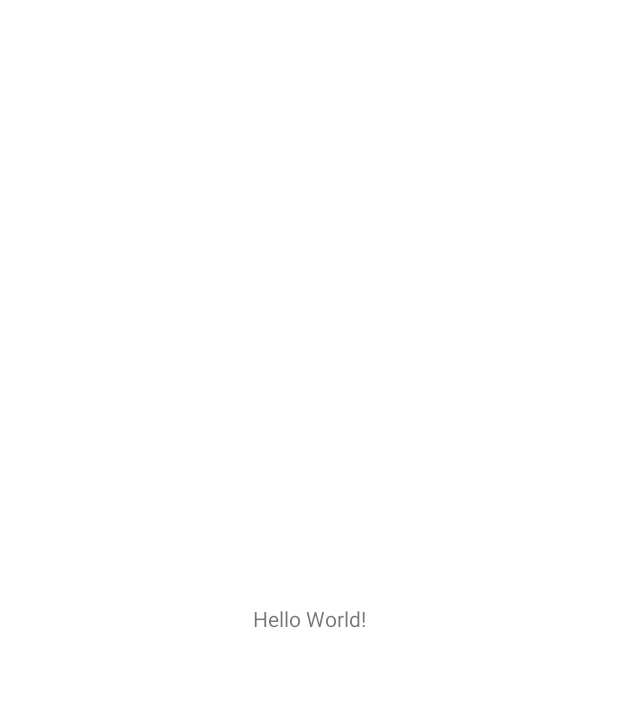
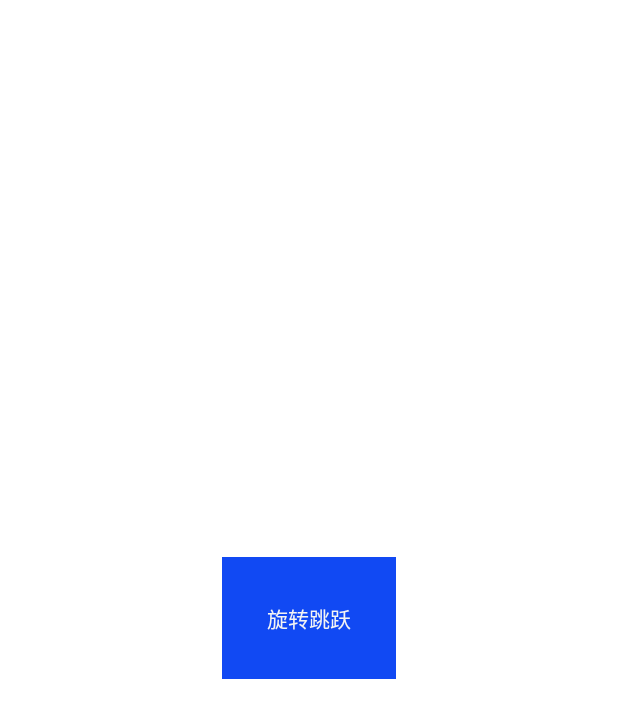
Before and after one commit to GoldMan220/AnimationManager, an Android app: the screen it shows after launch (MainActivity), on a phone screen of 412 x 824 dp. Before the commit the part shown is almost empty. Shown: the top 718 px of the screen. Run offline under Robolectric (Android 15) with nearby library versions, the phone set to English and light mode, and no system bars.

Commit message:
feature: add chained invoking for animationManage

```diff
--- a/AnimationManage/build.gradle
+++ b/AnimationManage/build.gradle
@@ -34,4 +34,5 @@ dependencies {
     testImplementation 'junit:junit:4.+'
     androidTestImplementation 'androidx.test.ext:junit:1.1.2'
     androidTestImplementation 'androidx.test.espresso:espresso-core:3.3.0'
+
 }
--- a/AnimationManage/src/main/java/phc/com/animationmanage/AnimationManage.java
+++ b/AnimationManage/src/main/java/phc/com/animationmanage/AnimationManage.java
@@ -2,12 +2,14 @@ package phc.com.animationmanage;
 
 import android.animation.AnimatorSet;
 import android.animation.ObjectAnimator;
+import android.os.Build;
 import android.view.View;
+import android.view.animation.AnimationSet;
 
 public class AnimationManage {
 
     /**自定义动画*/
-    public static void setCustomAnimator(View view, float[] translationX, float[] translationY, float[] scaleX, float[] scaleY, float[] alpha, float[] rotation, long during, int loop) {
+    public void setCustomAnimator(View view, float[] translationX, float[] translationY, float[] scaleX, float[] scaleY, float[] alpha, float[] rotation, long during, int loop) {
         ObjectAnimator tX = ObjectAnimator.ofFloat(view, "translationX", translationX);
         tX.setRepeatCount(loop);
         ObjectAnimator tY = ObjectAnimator.ofFloat(view, "translationY", translationY);
@@ -25,4 +27,80 @@ public class AnimationManage {
         animatorSet.setDuration(during);
         animatorSet.start();
     }
+
+    /**
+     * 链式调用
+     */
+    public static class Builder{
+        AnimatorSet animatorSet=new AnimatorSet();
+        AnimatorSet.Builder builder;   //动画构造器
+        View view;
+        int loop=0;
+        //构造函数  控制的组件，循环次数，播放一次的时间
+        public Builder(View view,int loop,long duringTime){
+            animatorSet.setDuration(duringTime);
+            this.view=view;
+            this.loop=loop;
+        }
+        //X轴平移
+        public Builder setTranslationX( float[] translationX){
+            ObjectAnimator tX = ObjectAnimator.ofFloat(view, "translationX", translationX);
+            tX.setRepeatCount(loop);
+            if(builder==null){   //判读是否第一个调用
+                builder=animatorSet.play(tX);
+            }else builder.with(tX);
+            return this;
+        }
+        //Y轴平移
+        public Builder setTranslationY( float[] translationY){
+            ObjectAnimator tY = ObjectAnimator.ofFloat(view, "translationY", translationY);
+            tY.setRepeatCount(loop);
+            if(builder==null){   //判读是否第一个调用
+                builder=animatorSet.play(tY);
+            }else builder.with(tY);
+            return this;
+        }
+        //X轴缩放
+        public Builder setScaleX(float[] scaleX){
+            ObjectAnimator sX=ObjectAnimator.ofFloat(view,"scaleX",scaleX);
+            sX.setRepeatCount(loop);
+            if(builder==null){   //判读是否第一个调用
+                builder=animatorSet.play(sX);
+            }else builder.with(sX);
+            return this;
+        }
+        //Y轴缩放
+        public Builder setScaleY(float[] scaleY){
+            ObjectAnimator sY=ObjectAnimator.ofFloat(view,"scaleY",scaleY);
+            sY.setRepeatCount(loop);
+            if(builder==null){   //判读是否第一个调用
+                builder=animatorSet.play(sY);
+            }else builder.with(sY);
+            return this;
+        }
+        //透明度
+        public Builder setAlpha(float[] alpha){
+            ObjectAnimator aP=ObjectAnimator.ofFloat(view,"alpha",alpha);
+            aP.setRepeatCount(loop);
+            if(builder==null){   //判读是否第一个调用
+                builder=animatorSet.play(aP);
+            }else builder.with(aP);
+            return this;
+        }
+        //角度
+        public Builder setRotation(float[] rotation){
+            ObjectAnimator rT=ObjectAnimator.ofFloat(view,"rotation",rotation);
+            rT.setRepeatCount(loop);
+            if(builder==null){   //判读是否第一个调用
+                builder=animatorSet.play(rT);
+            }else builder.with(rT);
+            return this;
+        }
+
+        //播放动画
+        public void start(){
+            animatorSet.start();
+        }
+    }
+
 }
--- a/app/build.gradle
+++ b/app/build.gradle
@@ -35,4 +35,6 @@ dependencies {
     testImplementation 'junit:junit:4.+'
     androidTestImplementation 'androidx.test.ext:junit:1.1.2'
     androidTestImplementation 'androidx.test.espresso:espresso-core:3.3.0'
+
+    implementation project (":AnimationManage")
 }
--- a/app/src/main/java/phc/com/myanimationmanage/MainActivity.java
+++ b/app/src/main/java/phc/com/myanimationmanage/MainActivity.java
@@ -1,10 +1,16 @@
 package phc.com.myanimationmanage;
 
+import androidx.appcompat.app.AlertDialog;
 import androidx.appcompat.app.AppCompatActivity;
 
 import android.os.Bundle;
+import android.widget.TextView;
+
+import phc.com.animationmanage.AnimationManage;
 
 public class MainActivity extends AppCompatActivity {
+
+    TextView main_txt;
 
     @Override
     protected void onCreate(Bundle savedInstanceState) {
@@ -12,6 +18,10 @@ public class MainActivity extends AppCompatActivity {
         setContentView(R.layout.activity_main);
         getSupportActionBar().hide();
 
+        main_txt=findViewById(R.id.main_txt);
+
+
+        new AnimationManage.Builder(main_txt,-1,1000).setRotation(new float[]{0,360}).start();
 
     }
 }
--- a/app/src/main/res/layout/activity_main.xml
+++ b/app/src/main/res/layout/activity_main.xml
@@ -6,13 +6,24 @@
     android:layout_height="match_parent"
     tools:context=".MainActivity">
 
-    <TextView
-        android:layout_width="wrap_content"
-        android:layout_height="wrap_content"
-        android:text="Hello World!"
+    <FrameLayout
+        android:id="@+id/frameLayout"
+        android:layout_width="0dp"
+        android:layout_height="0dp"
         app:layout_constraintBottom_toBottomOf="parent"
-        app:layout_constraintLeft_toLeftOf="parent"
-        app:layout_constraintRight_toRightOf="parent"
-        app:layout_constraintTop_toTopOf="parent" />
+        app:layout_constraintEnd_toEndOf="parent"
+        app:layout_constraintStart_toStartOf="parent"
+        app:layout_constraintTop_toTopOf="parent">
 
+        <TextView
+            android:id="@+id/main_txt"
+            android:layout_width="wrap_content"
+            android:layout_height="wrap_content"
+            android:layout_gravity="center"
+            android:background="#1149F3"
+            android:gravity="center"
+            android:padding="30dp"
+            android:text="旋转跳跃"
+            android:textColor="#F4F4F4" />
+    </FrameLayout>
 </androidx.constraintlayout.widget.ConstraintLayout>
```
